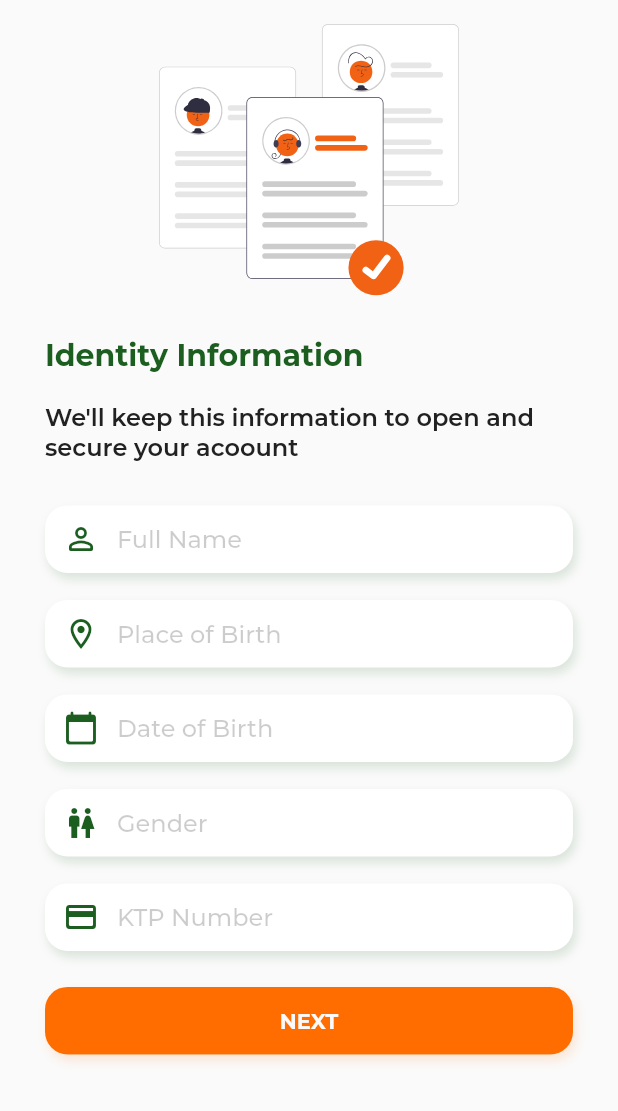
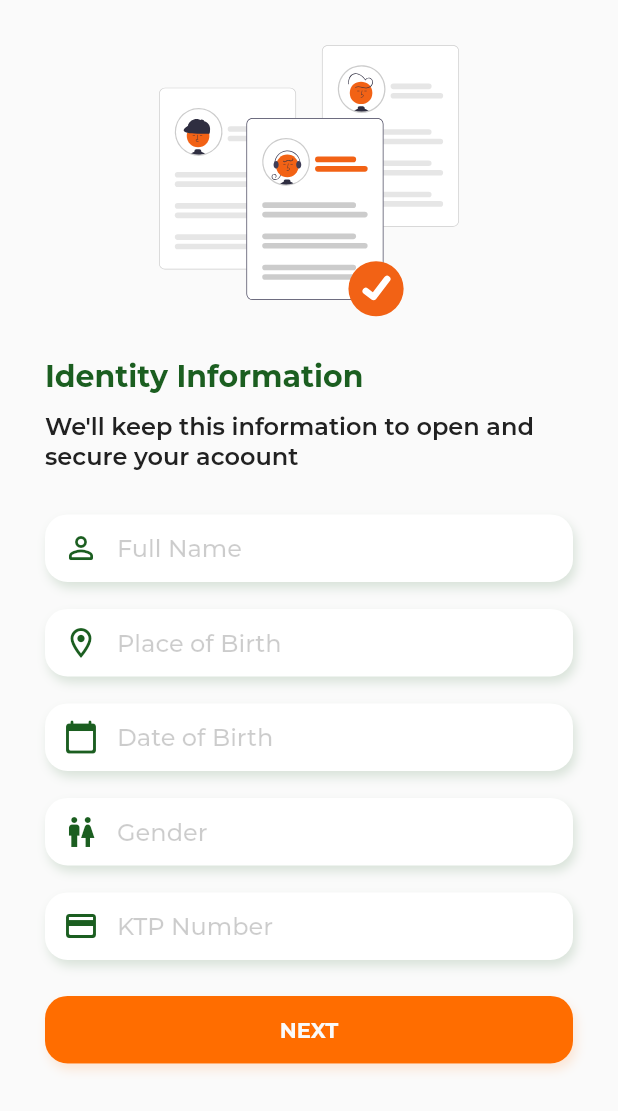
Before and after one commit to arraisi/flutter-customer-on-boarding, a Flutter app: the IdentityInformationFormScreen screen opened directly, on a phone screen of 412 x 824 dp. Shown: the top 1111 px of the screen. Run offline on Flutter 3.47's test engine with Material 2 defaults, Android fonts, the phone set to English and light mode, and no system bars; our stand-ins replace dartz, dio, easy_localization, equatable, expandable, flutter_bloc and 6 more; missing offline and left inert: simple_logger; accounts and stored records are empty; statements that could not run were skipped; project files that could hold a hidden picture were left out.

Commit message:
update layout

```diff
--- a/lib/src/ui/components/main_button.dart
+++ b/lib/src/ui/components/main_button.dart
@@ -2,8 +2,18 @@ import 'package:flutter/material.dart';
 import 'package:tabeldatafluttertemplate/src/ui/components/main_shadow.dart';
 import 'package:tabeldatafluttertemplate/src/utils/app_theme.dart';
 
-// ignore: non_constant_identifier_names
-SizedBox MainButton(String label, VoidCallback onPressed) {
+// ignore: must_be_immutable
+class MainButton extends StatelessWidget {
+  String label;
+  VoidCallback onPressed;
+
+  MainButton(String label, VoidCallback onPressed) {
+    this.label = label;
+    this.onPressed = onPressed;
+  }
+
+  @override
+  Widget build(BuildContext context) {
     return SizedBox(
       height: 45,
       width: double.infinity,
@@ -24,3 +34,4 @@ SizedBox MainButton(String label, VoidCallback onPressed) {
       ),
     );
   }
+}
--- a/lib/src/ui/components/main_textfield.dart
+++ b/lib/src/ui/components/main_textfield.dart
@@ -2,8 +2,18 @@ import 'package:flutter/material.dart';
 import 'package:tabeldatafluttertemplate/src/ui/components/main_shadow.dart';
 import 'package:tabeldatafluttertemplate/src/utils/app_theme.dart';
 
-// ignore: non_constant_identifier_names
-Container MainTextField(IconData icon, String placeHolder) {
+// ignore: must_be_immutable
+class MainTextField extends StatelessWidget {
+  IconData icon;
+  String placeHolder;
+
+  MainTextField(IconData icon, String placeHolder) {
+    this.icon = icon;
+    this.placeHolder = placeHolder;
+  }
+
+  @override
+  Widget build(BuildContext context) {
     return Container(
       // alignment: Alignment.center,
       height: 45,
@@ -27,3 +37,4 @@ Container MainTextField(IconData icon, String placeHolder) {
       ),
     );
   }
+}
--- a/lib/src/ui/views/identity_information/identity_informartion_form_screen.dart
+++ b/lib/src/ui/views/identity_information/identity_informartion_form_screen.dart
@@ -26,7 +26,7 @@ class _IdentityInformationFormScreenState
             Column(
               children: [
                 Container(
-                  padding: EdgeInsets.only(top: 16),
+                  padding: EdgeInsets.only(top: 30),
                   child: Center(
                       child: SvgPicture.asset(
                     'assets/images/icon_hiring.svg',
@@ -42,7 +42,7 @@ class _IdentityInformationFormScreenState
                       children: [
                         Text("Identity Information",
                             style: AppTheme.textTheme.headline),
-                        SizedBox(height: 20),
+                        SizedBox(height: 12),
                         Text(
                             "We'll keep this information to open and secure your acoount",
                             style: AppTheme.textTheme.subtitle),
--- a/lib/src/ui/views/identity_information/identity_information_photo_screen.dart
+++ b/lib/src/ui/views/identity_information/identity_information_photo_screen.dart
@@ -43,14 +43,14 @@ class _IdentityInformationPhotoScreenState
             physics: const BouncingScrollPhysics(),
             children: <Widget>[
               Container(
-                padding: EdgeInsets.symmetric(horizontal: 30, vertical: 16),
+                padding: EdgeInsets.only(left: 30, top: 30, right: 30, bottom: 16),
                 child: Column(
                   mainAxisAlignment: MainAxisAlignment.start,
                   crossAxisAlignment: CrossAxisAlignment.start,
                   children: [
                     Text("Identity Information",
                         style: AppTheme.textTheme.headline),
-                    SizedBox(height: 18),
+                    SizedBox(height: 12),
                     Text(
                         "We'll keep this information to open and secure your acoount",
                         style: AppTheme.textTheme.subtitle),
```
Also changed, not shown: assets/images/ic_launcher_bank_bengkulu/Contents.json (added, +1 -0 lines), lib/src/ui/views/branch/branch_screen.dart (+8 -18 lines), pubspec.yaml (+5 -2 lines), assets/images/ic_launcher_bank_bengkulu/1024.png (added), assets/images/ic_launcher_bank_bengkulu/114.png (added), assets/images/ic_launcher_bank_bengkulu/120.png (added), assets/images/ic_launcher_bank_bengkulu/180.png (added), assets/images/ic_launcher_bank_bengkulu/29.png (added), assets/images/ic_launcher_bank_bengkulu/40.png (added), assets/images/ic_launcher_bank_bengkulu/57.png (added), assets/images/ic_launcher_bank_bengkulu/58.png (added), assets/images/ic_launcher_bank_bengkulu/60.png (added), assets/images/ic_launcher_bank_bengkulu/80.png (added), assets/images/ic_launcher_bank_bengkulu/87.png (added), 27 other files. Lines whose indentation alone changed are shown as unchanged.
